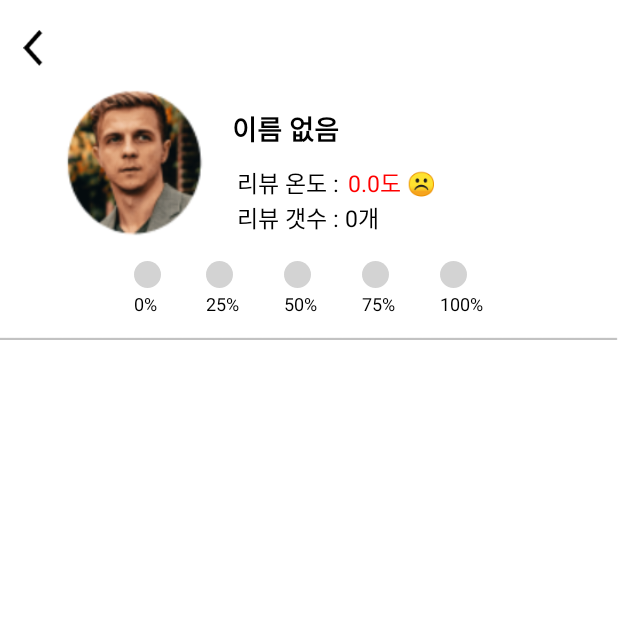
After one commit to gudwls47/Sever_project, an Android app: the fragment ReviewerFragment shown on its own in the app's theme, on a phone screen of 412 x 824 dp, the top half of it. The commit adds this screen. Run offline under Robolectric (Android 15) with nearby library versions, the phone set to English and light mode, and no system bars.

Commit message:
feat: 리뷰어 개인 페이지 UI구현 완료

```diff
--- /dev/null
+++ b/app/src/main/java/com/example/server_project/ReviewerFragment.kt
@@ -0,0 +1,109 @@
+package com.example.server_project.ui
+
+import android.annotation.SuppressLint
+import android.graphics.Typeface
+import android.os.Bundle
+import android.util.Log
+import android.view.LayoutInflater
+import android.view.View
+import android.view.ViewGroup
+import android.widget.TextView
+import androidx.fragment.app.Fragment
+import androidx.recyclerview.widget.LinearLayoutManager
+import androidx.recyclerview.widget.RecyclerView
+import com.example.server_project.R
+import com.example.server_project.model.ReviewerReview
+
+class ReviewerFragment : Fragment() {
+
+    @SuppressLint("SetTextI18n")
+    override fun onCreateView(
+        inflater: LayoutInflater, container: ViewGroup?,
+        savedInstanceState: Bundle?
+    ): View {
+        val view = inflater.inflate(R.layout.fragment_reviewer, container, false)
+
+        // ✅ 데이터 수신
+        val name = arguments?.getString("name") ?: "이름 없음"
+        val temperature = arguments?.getFloat("temperature") ?: 0f
+        val reviewCount = arguments?.getInt("reviewCount") ?: 0
+
+        val emoji = when (temperature) {
+            in 90f..100f -> "😍"
+            in 70f..89.9f -> "🙂"
+            in 50f..69.9f -> "😐"
+            else -> "☹️"
+        }
+
+        view.findViewById<TextView>(R.id.tv_reviewer_name).text = name
+        view.findViewById<TextView>(R.id.tv_temperature).text = "${temperature}도 $emoji"
+        view.findViewById<TextView>(R.id.tv_review_count).text = "리뷰 갯수 : ${reviewCount}개"
+
+        // ✅ 더미 리뷰 생성 (갯수는 reviewCount와 일치)
+        val dummyImages = listOf(
+            R.drawable.sample_food_image,
+            R.drawable.sample_food_image1,
+            R.drawable.sample_food_image2,
+            R.drawable.sample_food_image1
+        )
+
+        val reviewList = List(reviewCount) {
+            ReviewerReview(
+                restaurantName = "Item $it",
+                rating = 4.0f,
+                content = "이것은 더미 리뷰입니다.",
+                imageList = dummyImages
+            )
+        }
+
+        val recyclerView = view.findViewById<RecyclerView>(R.id.recycler_reviewer_reviews)
+        recyclerView.layoutManager = LinearLayoutManager(requireContext())
+        recyclerView.adapter = ReviewerReviewAdapter(reviewList)
+
+        // ✅ 뒤로가기 버튼
+        view.findViewById<View>(R.id.btn_back)?.setOnClickListener {
+            requireActivity().onBackPressedDispatcher.onBackPressed()
+        }
+
+
+
+        // ✅ 온도 스텝 처리
+        val stepPairs = listOf(
+            Triple(R.id.step_0, R.id.step_0_overlay, R.id.step_0_label),
+            Triple(R.id.step_25, R.id.step_25_overlay, R.id.step_25_label),
+            Triple(R.id.step_50, R.id.step_50_overlay, R.id.step_50_label),
+            Triple(R.id.step_75, R.id.step_75_overlay, R.id.step_75_label),
+            Triple(R.id.step_100, R.id.step_100_overlay, R.id.step_100_label)
+        )
+
+        val stepStates = mutableMapOf<Int, Boolean>()  // 선택 상태 저장용
+
+        stepPairs.forEach { (frameId, overlayId, labelId) ->
+            val frame = view.findViewById<View>(frameId)
+            val overlay = view.findViewById<View>(overlayId)
+            val label = view.findViewById<TextView>(labelId)
+
+            stepStates[frameId] = false
+
+            frame.setOnClickListener {
+                val selected = stepStates[frameId] ?: false
+                if (selected) {
+                    overlay.visibility = View.INVISIBLE
+                    label.setTypeface(null, Typeface.NORMAL)
+                    stepStates[frameId] = false
+                } else {
+                    stepPairs.forEach { (fid, oid, lid) ->
+                        view.findViewById<View>(oid).visibility = View.INVISIBLE
+                        view.findViewById<TextView>(lid).setTypeface(null, Typeface.NORMAL)
+                        stepStates[fid] = false
+                    }
+                    overlay.visibility = View.VISIBLE
+                    label.setTypeface(null, Typeface.BOLD)
+                    stepStates[frameId] = true
+                }
+            }
+        }
+
+        return view
+    }
+}
--- /dev/null
+++ b/app/src/main/res/drawable/bg_step_selected.xml
@@ -0,0 +1,6 @@
+<?xml version="1.0" encoding="utf-8"?>
+<shape xmlns:android="http://schemas.android.com/apk/res/android"
+    android:shape="oval">
+    <solid android:color="@color/teal_700"/> <!-- 클릭 시 색상 -->
+    <size android:width="22dp" android:height="22dp"/>
+</shape>
--- /dev/null
+++ b/app/src/main/res/drawable/bg_step_unselected.xml
@@ -0,0 +1,6 @@
+<?xml version="1.0" encoding="utf-8"?>
+<shape xmlns:android="http://schemas.android.com/apk/res/android"
+    android:shape="oval">
+    <solid android:color="#D3D3D3"/> <!-- 연회색 -->
+    <size android:width="24dp" android:height="24dp"/>
+</shape>
--- /dev/null
+++ b/app/src/main/res/drawable/step_circle_background.xml
@@ -0,0 +1,4 @@
+<?xml version="1.0" encoding="utf-8"?>
+<shape xmlns:android="http://schemas.android.com/apk/res/android" android:shape="oval">
+    <solid android:color="#D3D3D3" /> <!-- 연한 회색 동그라미 -->
+</shape>
--- /dev/null
+++ b/app/src/main/res/layout/fragment_reviewer.xml
@@ -0,0 +1,296 @@
+<LinearLayout xmlns:android="http://schemas.android.com/apk/res/android"
+    android:id="@+id/layout_root"
+    android:layout_width="match_parent"
+    android:layout_height="match_parent"
+    android:orientation="vertical">
+
+    <!-- 뒤로가기 버튼 -->
+    <ImageView
+        android:id="@+id/btn_back"
+        android:layout_width="24dp"
+        android:layout_height="24dp"
+        android:layout_marginTop="20dp"
+        android:layout_marginStart="10dp"
+        android:src="@drawable/ic_back"
+        android:clickable="true"
+        android:focusable="true"/>
+
+    <!-- ✅ 상단 고정 영역 -->
+    <LinearLayout
+        android:id="@+id/layout_reviewer_header"
+        android:layout_width="match_parent"
+        android:layout_height="wrap_content"
+        android:orientation="vertical"
+        android:padding="10dp">
+
+
+
+        <LinearLayout
+            android:layout_width="match_parent"
+            android:layout_height="110dp"
+            android:orientation="horizontal">
+
+            <!-- 프로필 -->
+            <ImageView
+                android:layout_width="100dp"
+                android:layout_height="100dp"
+                android:layout_gravity="center"
+                android:src="@drawable/img_sample_profile"
+                android:layout_marginStart="30dp"
+                android:layout_marginTop="0dp"/>
+
+            <LinearLayout
+                android:layout_width="match_parent"
+                android:layout_height="match_parent"
+                android:orientation="vertical"
+                android:layout_marginTop="10dp">
+
+                <TextView
+                    android:id="@+id/tv_reviewer_name"
+                    android:layout_width="match_parent"
+                    android:layout_height="30dp"
+                    android:layout_gravity="center"
+                    android:layout_marginTop="8dp"
+                    android:text="상도동 풍자"
+                    android:textSize="18sp"
+                    android:textStyle="bold"
+                    android:textColor="@color/black"
+                    android:layout_marginStart="10dp" />
+
+
+                <LinearLayout
+                    android:layout_width="wrap_content"
+                    android:layout_height="wrap_content"
+                    android:orientation="horizontal"
+                    android:layout_marginTop="8dp">
+
+                    <TextView
+                        android:id="@+id/tv_temperature_"
+                        android:layout_width="wrap_content"
+                        android:layout_height="wrap_content"
+                        android:text="리뷰 온도 : "
+                        android:textSize="15sp"
+                        android:textColor="@color/black"
+                        android:layout_marginStart="18dp"/>
+
+                    <TextView
+                        android:id="@+id/tv_temperature"
+                        android:layout_width="wrap_content"
+                        android:layout_height="wrap_content"
+                        android:text="100도 😍"
+                        android:textSize="15sp"
+                        android:textColor="@color/my_red"
+                        android:layout_marginStart="2dp"/>
+
+                </LinearLayout>
+
+                <TextView
+                    android:id="@+id/tv_review_count"
+                    android:layout_width="wrap_content"
+                    android:layout_height="wrap_content"
+                    android:text="리뷰 갯수 :  321개"
+                    android:textColor="@color/black"
+                    android:textSize="15sp"
+                    android:layout_marginStart="18dp"/>
+
+            </LinearLayout>
+
+        </LinearLayout>
+
+        <!-- 온도 + 리뷰갯수 -->
+
+        <!-- 평가 스텝 바 -->
+        <!-- ✅ 새롭게 클릭 가능한 스텝 버튼 5개로 구성 -->
+        <LinearLayout
+            android:id="@+id/temp_step_bar"
+            android:layout_width="match_parent"
+            android:layout_height="wrap_content"
+            android:orientation="horizontal"
+            android:gravity="center"
+            android:layout_marginTop="10dp">
+
+            <!-- Step 0% -->
+            <FrameLayout
+                android:id="@+id/step_0"
+                android:layout_width="wrap_content"
+                android:layout_height="40dp"
+                android:layout_marginEnd="30dp">
+
+                <View
+                    android:id="@+id/step_0_bg"
+                    android:layout_width="18dp"
+                    android:layout_height="18dp"
+                    android:background="@drawable/bg_step_unselected" />
+
+                <View
+                    android:id="@+id/step_0_overlay"
+                    android:layout_width="15dp"
+                    android:layout_height="15dp"
+                    android:layout_marginStart="1.5dp"
+                    android:layout_marginTop="1.5dp"
+                    android:background="@drawable/bg_step_selected"
+                    android:visibility="invisible" />
+
+                <TextView
+                    android:id="@+id/step_0_label"
+                    android:layout_width="wrap_content"
+                    android:layout_height="wrap_content"
+                    android:layout_marginTop="20dp"
+                    android:text="0%"
+                    android:textSize="12sp"
+                    android:textColor="@android:color/black" />
+            </FrameLayout>
+
+            <!-- Step 25% -->
+            <FrameLayout
+                android:id="@+id/step_25"
+                android:layout_width="wrap_content"
+                android:layout_height="40dp"
+                android:layout_marginEnd="30dp">
+
+                <View
+                    android:id="@+id/step_25_bg"
+                    android:layout_width="18dp"
+                    android:layout_height="18dp"
+                    android:background="@drawable/bg_step_unselected" />
+
+                <View
+                    android:id="@+id/step_25_overlay"
+                    android:layout_width="15dp"
+                    android:layout_height="15dp"
+                    android:layout_marginStart="1.5dp"
+                    android:layout_marginTop="1.5dp"
+                    android:background="@drawable/bg_step_selected"
+                    android:visibility="invisible" />
+
+                <TextView
+                    android:id="@+id/step_25_label"
+                    android:layout_width="wrap_content"
+                    android:layout_height="wrap_content"
+                    android:layout_marginTop="20dp"
+                    android:text="25%"
+                    android:textSize="12sp"
+                    android:textColor="@android:color/black" />
+            </FrameLayout>
+
+            <!-- Step 50% -->
+            <FrameLayout
+                android:id="@+id/step_50"
+                android:layout_width="wrap_content"
+                android:layout_height="40dp"
+                android:layout_marginEnd="30dp">
+
+                <View
+                    android:id="@+id/step_50_bg"
+                    android:layout_width="18dp"
+                    android:layout_height="18dp"
+                    android:background="@drawable/bg_step_unselected" />
+
+                <View
+                    android:id="@+id/step_50_overlay"
+                    android:layout_width="15dp"
+                    android:layout_height="15dp"
+                    android:layout_marginStart="1.5dp"
+                    android:layout_marginTop="1.5dp"
+                    android:background="@drawable/bg_step_selected"
+                    android:visibility="invisible" />
+
+                <TextView
+                    android:id="@+id/step_50_label"
+                    android:layout_width="wrap_content"
+                    android:layout_height="wrap_content"
+                    android:layout_marginTop="20dp"
+                    android:text="50%"
+                    android:textSize="12sp"
+                    android:textColor="@android:color/black" />
+            </FrameLayout>
+
+            <!-- Step 75% -->
+            <FrameLayout
+                android:id="@+id/step_75"
+                android:layout_width="wrap_content"
+                android:layout_height="40dp"
+                android:layout_marginEnd="30dp">
+
+                <View
+                    android:id="@+id/step_75_bg"
+                    android:layout_width="18dp"
+                    android:layout_height="18dp"
+                    android:background="@drawable/bg_step_unselected" />
+
+                <View
+                    android:id="@+id/step_75_overlay"
+                    android:layout_width="15dp"
+                    android:layout_height="15dp"
+                    android:layout_marginStart="1.5dp"
+                    android:layout_marginTop="1.5dp"
+                    android:background="@drawable/bg_step_selected"
+                    android:visibility="invisible" />
+
+                <TextView
+                    android:id="@+id/step_75_label"
+                    android:layout_width="wrap_content"
+                    android:layout_height="wrap_content"
+                    android:layout_marginTop="20dp"
+                    android:text="75%"
+                    android:textSize="12sp"
+                    android:textColor="@android:color/black" />
+            </FrameLayout>
+
+            <!-- Step 100% -->
+            <FrameLayout
+                android:id="@+id/step_100"
+                android:layout_width="wrap_content"
+                android:layout_height="40dp">
+
+                <View
+                    android:id="@+id/step_100_bg"
+                    android:layout_width="18dp"
+                    android:layout_height="18dp"
+                    android:background="@drawable/bg_step_unselected" />
+
+                <View
+                    android:id="@+id/step_100_overlay"
+                    android:layout_width="15dp"
+                    android:layout_height="15dp"
+                    android:layout_marginStart="1.5dp"
+                    android:layout_marginTop="1.5dp"
+                    android:background="@drawable/bg_step_selected"
+                    android:visibility="invisible" />
+
+                <TextView
+                    android:id="@+id/step_100_label"
+                    android:layout_width="wrap_content"
+                    android:layout_height="wrap_content"
+                    android:layout_marginTop="20dp"
+                    android:text="100%"
+                    android:textSize="12sp"
+                    android:textColor="@android:color/black" />
+            </FrameLayout>
+        </LinearLayout>
+
+
+    </LinearLayout>
+
+    <LinearLayout
+        android:layout_width="wrap_content"
+        android:layout_height="wrap_content">
+
+        <ImageView
+            android:layout_width="match_parent"
+            android:layout_height="wrap_content"
+            android:src="@drawable/line"/>
+
+    </LinearLayout>
+
+    <!-- ✅ 하단 리뷰 리스트 (스크롤 영역) -->
+    <androidx.recyclerview.widget.RecyclerView
+        android:id="@+id/recycler_reviewer_reviews"
+        android:layout_width="match_parent"
+        android:layout_height="0dp"
+        android:layout_weight="1"
+        android:layout_marginTop="20dp"
+        android:paddingHorizontal="16dp"
+        android:clipToPadding="false"
+        android:scrollbars="vertical" />
+</LinearLayout>
```
Also changed, not shown: app/src/main/java/com/example/server_project/model/ReviewerReview.kt (added, +8 -0 lines), app/src/main/java/com/example/server_project/ui/ReviewerAdapter.kt (+18 -5 lines), app/src/main/java/com/example/server_project/ui/ReviewerCountAdapter.kt (+19 -1 lines), app/src/main/java/com/example/server_project/ui/ReviewerReviewAdapter.kt (added, +53 -0 lines), app/src/main/res/layout/item_reviewer_review.xml (added, +72 -0 lines), app/src/main/res/values/styles.xml (+8 -0 lines), app/src/main/res/drawable/btn_white_box.png (added), app/src/main/res/drawable/ic_back.png (added), app/src/main/res/drawable/line.png (added).
